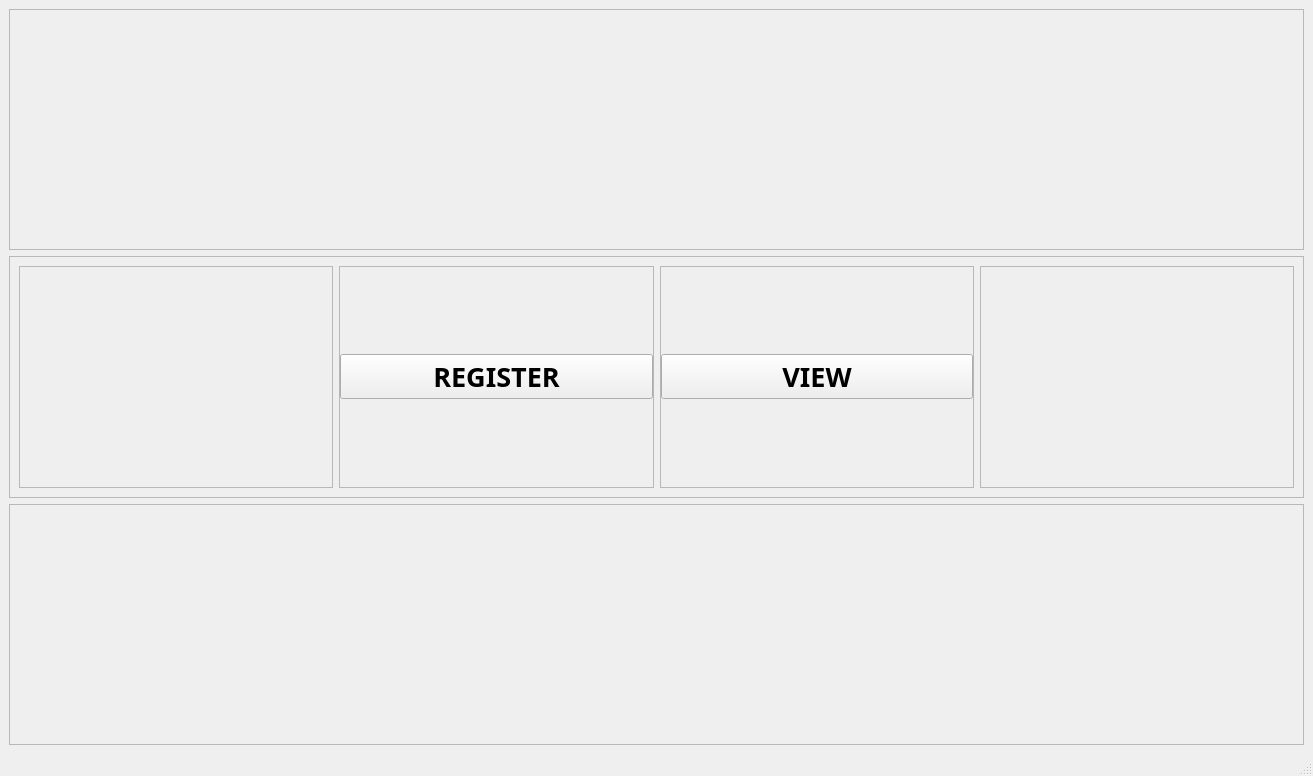
Qt form main_window.ui (PorasZarec/App_Enrollment-repo) before a commit.
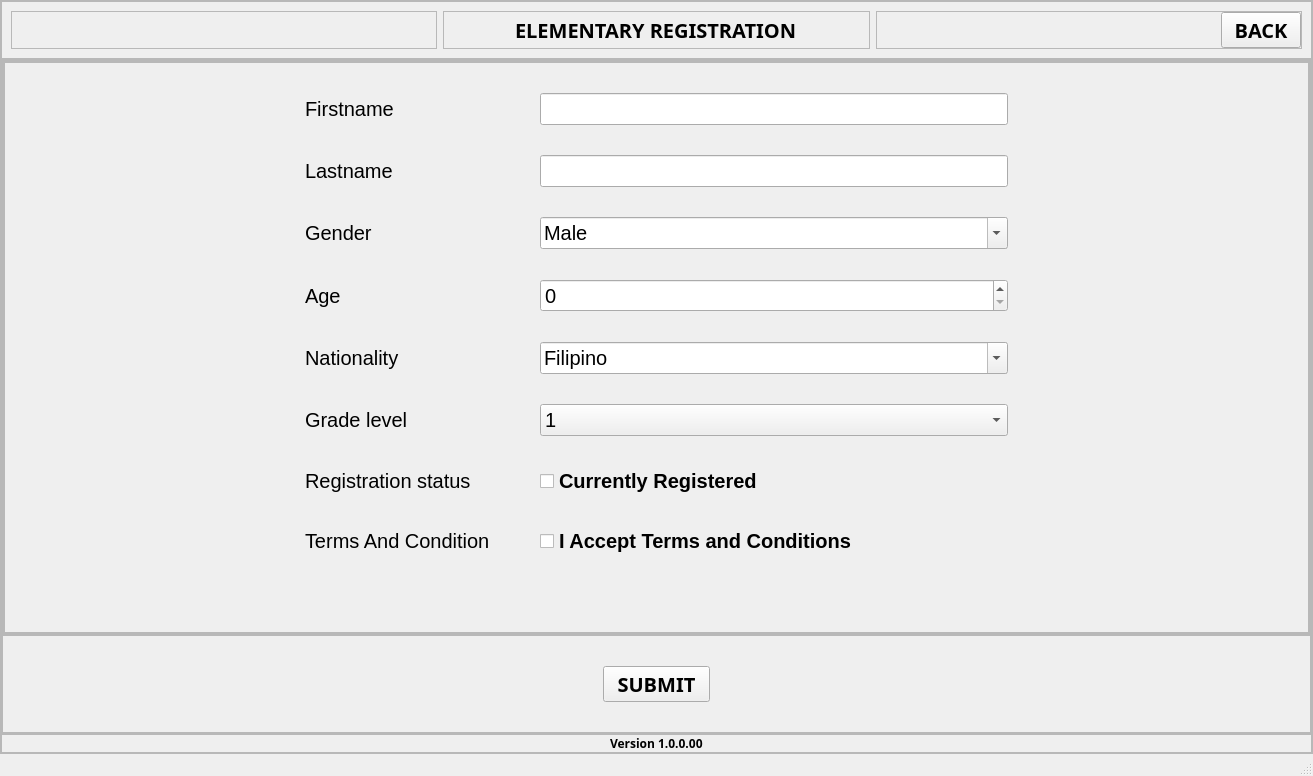
The same form after that commit. The open tabs and pages were chosen to show the change.

What changed in the file:
```diff
--- a/main_window.ui
+++ b/main_window.ui
@@ -35,6 +35,554 @@
       <property name="currentIndex">
        <number>1</number>
       </property>
+      <widget class="QWidget" name="elem_reg_page">
+       <layout class="QVBoxLayout" name="verticalLayout_7">
+        <property name="spacing">
+         <number>0</number>
+        </property>
+        <property name="leftMargin">
+         <number>0</number>
+        </property>
+        <property name="topMargin">
+         <number>0</number>
+        </property>
+        <property name="rightMargin">
+         <number>0</number>
+        </property>
+        <property name="bottomMargin">
+         <number>0</number>
+        </property>
+        <item>
+         <widget class="QFrame" name="frm_elem_reg_page">
+          <property name="frameShape">
+           <enum>QFrame::StyledPanel</enum>
+          </property>
+          <property name="frameShadow">
+           <enum>QFrame::Raised</enum>
+          </property>
+          <layout class="QVBoxLayout" name="verticalLayout_21">
+           <property name="spacing">
+            <number>0</number>
+           </property>
+           <property name="leftMargin">
+            <number>0</number>
+           </property>
+           <property name="topMargin">
+            <number>0</number>
+           </property>
+           <property name="rightMargin">
+            <number>0</number>
+           </property>
+           <property name="bottomMargin">
+            <number>0</number>
+           </property>
+           <item>
+            <widget class="QFrame" name="top_frame_reg_pg_2">
+             <property name="frameShape">
+              <enum>QFrame::StyledPanel</enum>
+             </property>
+             <property name="frameShadow">
+              <enum>QFrame::Raised</enum>
+             </property>
+             <layout class="QHBoxLayout" name="horizontalLayout_27">
+              <item>
+               <widget class="QFrame" name="left_header_frame_2">
+                <property name="frameShape">
+                 <enum>QFrame::StyledPanel</enum>
+                </property>
+                <property name="frameShadow">
+                 <enum>QFrame::Raised</enum>
+                </property>
+                <layout class="QHBoxLayout" name="horizontalLayout_28">
+                 <property name="spacing">
+                  <number>0</number>
+                 </property>
+                 <property name="leftMargin">
+                  <number>0</number>
+                 </property>
+                 <property name="topMargin">
+                  <number>0</number>
+                 </property>
+                 <property name="rightMargin">
+                  <number>0</number>
+                 </property>
+                 <property name="bottomMargin">
+                  <number>0</number>
+                 </property>
+                </layout>
+               </widget>
+              </item>
+              <item>
+               <widget class="QFrame" name="center_header_frame_2">
+                <property name="font">
+                 <font>
+                  <family>Segoe UI Black</family>
+                  <pointsize>15</pointsize>
+                  <weight>75</weight>
+                  <bold>true</bold>
+                 </font>
+                </property>
+                <property name="frameShape">
+                 <enum>QFrame::StyledPanel</enum>
+                </property>
+                <property name="frameShadow">
+                 <enum>QFrame::Raised</enum>
+                </property>
+                <layout class="QHBoxLayout" name="horizontalLayout_29">
+                 <property name="spacing">
+                  <number>0</number>
+                 </property>
+                 <property name="leftMargin">
+                  <number>0</number>
+                 </property>
+                 <property name="topMargin">
+                  <number>0</number>
+                 </property>
+                 <property name="rightMargin">
+                  <number>0</number>
+                 </property>
+                 <property name="bottomMargin">
+                  <number>0</number>
+                 </property>
+                 <item alignment="Qt::AlignHCenter">
+                  <widget class="QLabel" name="lbl_registration_2">
+                   <property name="text">
+                    <string>ELEMENTARY REGISTRATION</string>
+                   </property>
+                  </widget>
+                 </item>
+                </layout>
+               </widget>
+              </item>
+              <item>
+               <widget class="QFrame" name="right_header_frame_2">
+                <property name="frameShape">
+                 <enum>QFrame::StyledPanel</enum>
+                </property>
+                <property name="frameShadow">
+                 <enum>QFrame::Raised</enum>
+                </property>
+                <layout class="QHBoxLayout" name="horizontalLayout_30">
+                 <property name="spacing">
+                  <number>0</number>
+                 </property>
+                 <property name="leftMargin">
+                  <number>0</number>
+                 </property>
+                 <property name="topMargin">
+                  <number>0</number>
+                 </property>
+                 <property name="rightMargin">
+                  <number>0</number>
+                 </property>
+                 <property name="bottomMargin">
+                  <number>0</number>
+                 </property>
+                 <item alignment="Qt::AlignRight">
+                  <widget class="QPushButton" name="button_back_reg_pg_2">
+                   <property name="font">
+                    <font>
+                     <family>Segoe UI Black</family>
+                     <pointsize>15</pointsize>
+                     <weight>75</weight>
+                     <bold>true</bold>
+                    </font>
+                   </property>
+                   <property name="text">
+                    <string>BACK</string>
+                   </property>
+                  </widget>
+                 </item>
+                </layout>
+               </widget>
+              </item>
+             </layout>
+            </widget>
+           </item>
+           <item>
+            <widget class="QFrame" name="body_middle_frame_2">
+             <property name="frameShape">
+              <enum>QFrame::StyledPanel</enum>
+             </property>
+             <property name="frameShadow">
+              <enum>QFrame::Raised</enum>
+             </property>
+             <layout class="QVBoxLayout" name="verticalLayout_18">
+              <property name="spacing">
+               <number>0</number>
+              </property>
+              <property name="leftMargin">
+               <number>0</number>
+              </property>
+              <property name="topMargin">
+               <number>0</number>
+              </property>
+              <property name="rightMargin">
+               <number>0</number>
+              </property>
+              <property name="bottomMargin">
+               <number>0</number>
+              </property>
+              <item>
+               <widget class="QScrollArea" name="scrollArea_2">
+                <property name="widgetResizable">
+                 <bool>true</bool>
+                </property>
+                <widget class="QWidget" name="scrollAreaWidgetContents_2">
+                 <property name="geometry">
+                  <rect>
+                   <x>0</x>
+                   <y>-145</y>
+                   <width>1297</width>
+                   <height>648</height>
+                  </rect>
+                 </property>
+                 <layout class="QHBoxLayout" name="horizontalLayout_31">
+                  <property name="spacing">
+                   <number>0</number>
+                  </property>
+                  <property name="leftMargin">
+                   <number>0</number>
+                  </property>
+                  <property name="topMargin">
+                   <number>0</number>
+                  </property>
+                  <property name="rightMargin">
+                   <number>0</number>
+                  </property>
+                  <property name="bottomMargin">
+                   <number>0</number>
+                  </property>
+                  <item>
+                   <widget class="QFrame" name="middle_frame_2">
+                    <property name="frameShape">
+                     <enum>QFrame::StyledPanel</enum>
+                    </property>
+                    <property name="frameShadow">
+                     <enum>QFrame::Raised</enum>
+                    </property>
+                    <layout class="QHBoxLayout" name="horizontalLayout_32">
+                     <property name="spacing">
+                      <number>0</number>
+                     </property>
+                     <property name="leftMargin">
+                      <number>0</number>
+                     </property>
+                     <property name="topMargin">
+                      <number>0</number>
+                     </property>
+                     <property name="rightMargin">
+                      <number>0</number>
+                     </property>
+                     <property name="bottomMargin">
+                      <number>0</number>
+                     </property>
+                     <item>
+                      <widget class="QFrame" name="frame_22">
+                       <property name="font">
+                        <font>
+                         <pointsize>15</pointsize>
+                         <weight>50</weight>
+                         <bold>false</bold>
+                        </font>
+                       </property>
+                       <property name="frameShape">
+                        <enum>QFrame::StyledPanel</enum>
+                       </property>
+                       <property name="frameShadow">
+                        <enum>QFrame::Raised</enum>
+                       </property>
+                       <layout class="QFormLayout" name="formLayout_2">
+                        <property name="horizontalSpacing">
+                         <number>50</number>
+                        </property>
+                        <property name="verticalSpacing">
+                         <number>30</number>
+                        </property>
+                        <property name="leftMargin">
+                         <number>300</number>
+                        </property>
+                        <property name="topMargin">
+                         <number>30</number>
+                        </property>
+                        <property name="rightMargin">
+                         <number>300</number>
+                        </property>
+                        <property name="bottomMargin">
+                         <number>30</number>
+                        </property>
+                        <item row="2" column="0">
+                         <widget class="QLabel" name="label_21">
+                          <property name="text">
+                           <string>Firstname</string>
+                          </property>
+                         </widget>
+                        </item>
+                        <item row="2" column="1">
+                         <widget class="QLineEdit" name="lineEdit_firstname_elem"/>
+                        </item>
+                        <item row="3" column="0">
+                         <widget class="QLabel" name="label_22">
+                          <property name="text">
+                           <string>Lastname</string>
+                          </property>
+                         </widget>
+                        </item>
+                        <item row="3" column="1">
+                         <widget class="QLineEdit" name="line_Edit_lastname_elem"/>
+                        </item>
+                        <item row="4" column="0">
+                         <widget class="QLabel" name="label_23">
+                          <property name="text">
+                           <string>Gender</string>
+                          </property>
+                         </widget>
+                        </item>
+                        <item row="4" column="1">
+                         <widget class="QComboBox" name="cmbbox_gender_elem">
+                          <property name="editable">
+                           <bool>true</bool>
+                          </property>
+                          <property name="currentText">
+                           <string>Male</string>
+                          </property>
+                          <property name="currentIndex">
+                           <number>0</number>
+                          </property>
+                          <item>
+                           <property name="text">
+                            <string>Male</string>
+                           </property>
+                          </item>
+                          <item>
+                           <property name="text">
+                            <string>Female</string>
+                           </property>
+                          </item>
+                         </widget>
+                        </item>
+                        <item row="5" column="0">
+                         <widget class="QLabel" name="label_24">
+                          <property name="text">
+                           <string>Age</string>
+                          </property>
+                         </widget>
+                        </item>
+                        <item row="5" column="1">
+                         <widget class="QSpinBox" name="spinBox_age_elem"/>
+                        </item>
+                        <item row="6" column="0">
+                         <widget class="QLabel" name="label_25">
+                          <property name="text">
+                           <string>Nationality</string>
+                          </property>
+                         </widget>
+                        </item>
+                        <item row="6" column="1">
+                         <widget class="QComboBox" name="cmbbox_nationality_elem">
+                          <property name="editable">
+                           <bool>true</bool>
+                          </property>
+                          <property name="currentText">
+                           <string>Filipino</string>
+                          </property>
+                          <property name="currentIndex">
+                           <number>0</number>
+                          </property>
+                          <item>
+                           <property name="text">
+                            <string>Filipino</string>
+                           </property>
+                          </item>
+                          <item>
+                           <property name="text">
+                            <string>American</string>
+                           </property>
+                          </item>
+                         </widget>
+                        </item>
+                        <item row="7" column="1">
+                         <widget class="QComboBox" name="cmbbox_grade_lvl_elem">
+                          <item>
+                           <property name="text">
+                            <string>1</string>
+                           </property>
+                          </item>
+                          <item>
+                           <property name="text">
+                            <string>2</string>
+                           </property>
+                          </item>
+                          <item>
+                           <property name="text">
+                            <string>3</string>
+                           </property>
+                          </item>
+                          <item>
+                           <property name="text">
+                            <string>4</string>
+                           </property>
+                          </item>
+                          <item>
+                           <property name="text">
+                            <string>5</string>
+                           </property>
+                          </item>
+                          <item>
+                           <property name="text">
+                            <string>6</string>
+                           </property>
+                          </item>
+                         </widget>
+                        </item>
+                        <item row="7" column="0">
+                         <widget class="QLabel" name="label_27">
+                          <property name="text">
+                           <string>Grade level</string>
+                          </property>
+                         </widget>
+                        </item>
+                        <item row="8" column="0">
+                         <widget class="QLabel" name="label_28">
+                          <property name="text">
+                           <string>Registration status</string>
+                          </property>
+                         </widget>
+                        </item>
+                        <item row="8" column="1">
+                         <widget class="QCheckBox" name="checkBox_registered_elem">
+                          <property name="font">
+                           <font>
+                            <weight>75</weight>
+                            <bold>true</bold>
+                           </font>
+                          </property>
+                          <property name="text">
+                           <string>Currently Registered</string>
+                          </property>
+                          <property name="tristate">
+                           <bool>false</bool>
+                          </property>
+                         </widget>
+                        </item>
+                        <item row="9" column="1">
+                         <widget class="QCheckBox" name="checkBox_terms_elem">
+                          <property name="font">
+                           <font>
+                            <weight>75</weight>
+                            <bold>true</bold>
+                           </font>
+                          </property>
+                          <property name="text">
+                           <string>I Accept Terms and Conditions</string>
+                          </property>
+                         </widget>
+                        </item>
+                        <item row="9" column="0">
+                         <widget class="QLabel" name="label_29">
+                          <property name="text">
+                           <string>Terms And Condition</string>
+                          </property>
+                         </widget>
+                        </item>
+                       </layout>
+                      </widget>
+                     </item>
+                    </layout>
+                   </widget>
+                  </item>
+                 </layout>
+                </widget>
+               </widget>
+              </item>
+              <item>
+               <widget class="QFrame" name="bottom_frame_reg_pg_2">
+                <property name="frameShape">
+                 <enum>QFrame::StyledPanel</enum>
+                </property>
+                <property name="frameShadow">
+                 <enum>QFrame::Raised</enum>
+                </property>
+                <layout class="QHBoxLayout" name="horizontalLayout_33">
+                 <property name="leftMargin">
+                  <number>600</number>
+                 </property>
+                 <property name="topMargin">
+                  <number>30</number>
+                 </property>
+                 <property name="rightMargin">
+                  <number>600</number>
+                 </property>
+                 <property name="bottomMargin">
+                  <number>30</number>
+                 </property>
+                 <item>
+                  <widget class="QPushButton" name="button_submit_data_elem">
+                   <property name="font">
+                    <font>
+                     <family>Segoe UI Black</family>
+                     <pointsize>15</pointsize>
+                     <weight>75</weight>
+                     <bold>true</bold>
+                    </font>
+                   </property>
+                   <property name="text">
+                    <string>SUBMIT</string>
+                   </property>
+                  </widget>
+                 </item>
+                </layout>
+               </widget>
+              </item>
+             </layout>
+            </widget>
+           </item>
+           <item>
+            <widget class="QFrame" name="bottom_version_frame_reg_pg_2">
+             <property name="frameShape">
+              <enum>QFrame::StyledPanel</enum>
+             </property>
+             <property name="frameShadow">
+              <enum>QFrame::Raised</enum>
+             </property>
+             <layout class="QVBoxLayout" name="verticalLayout_20">
+              <property name="spacing">
+               <number>0</number>
+              </property>
+              <property name="leftMargin">
+               <number>0</number>
+              </property>
+              <property name="topMargin">
+               <number>0</number>
+              </property>
+              <property name="rightMargin">
+               <number>0</number>
+              </property>
+              <property name="bottomMargin">
+               <number>0</number>
+              </property>
+              <item alignment="Qt::AlignHCenter">
+               <widget class="QLabel" name="label_version_number_4">
+                <property name="font">
+                 <font>
+                  <family>Segoe UI Black</family>
+                  <weight>75</weight>
+                  <bold>true</bold>
+                 </font>
+                </property>
+                <property name="text">
+                 <string>Version 1.0.0.00</string>
+                </property>
+               </widget>
+              </item>
+             </layout>
+            </widget>
+           </item>
+          </layout>
+         </widget>
+        </item>
+       </layout>
+      </widget>
       <widget class="QWidget" name="register_page">
        <layout class="QVBoxLayout" name="verticalLayout_14">
         <property name="spacing">
```
Left out of the diff: 242 changed lines with no effect on the pictures.
